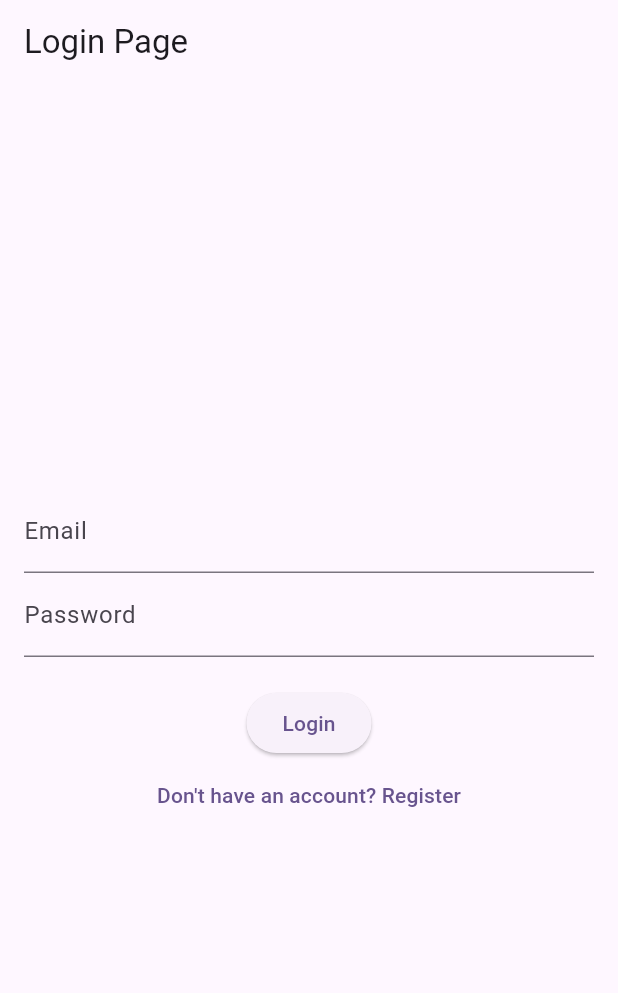
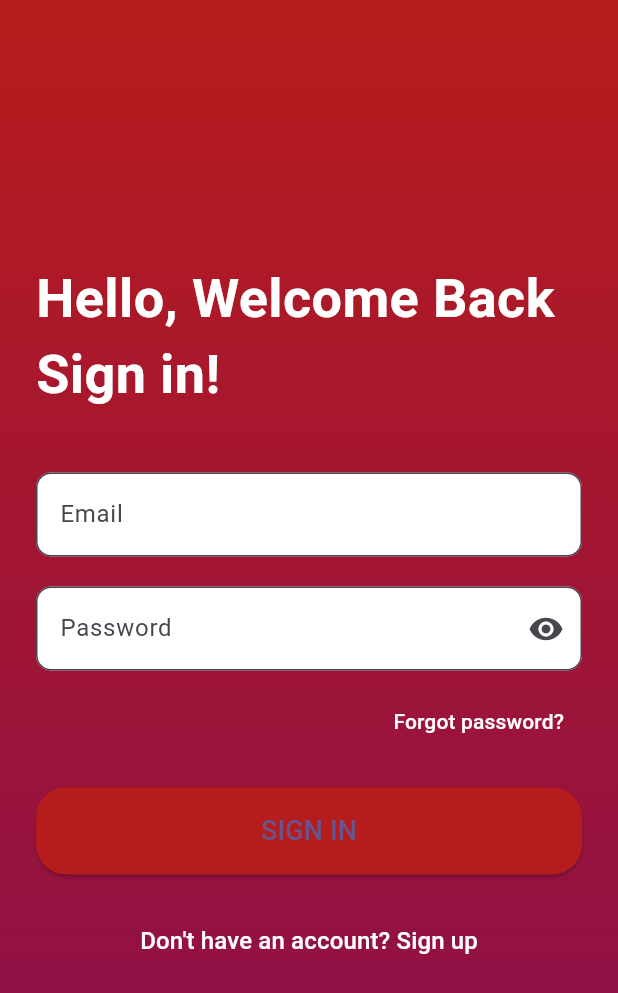
Before and after one commit to anisaaindraa/frontend-papb, a Flutter app: the screen it shows after launch, on a phone screen of 412 x 824 dp. Shown: the top 993 px of the screen. Run offline on Flutter 3.47's test engine with Material 3 defaults, Android fonts, the light colour scheme and no system bars.

Commit message:
fixed login page and fixed register page

```diff
--- a/lib/login_page.dart
+++ b/lib/login_page.dart
@@ -12,20 +12,22 @@ class LoginPage extends StatefulWidget {
 class _LoginPageState extends State<LoginPage> {
   final TextEditingController _emailController = TextEditingController();
   final TextEditingController _passwordController = TextEditingController();
+  bool _obscureText = true; // Untuk menyembunyikan atau menampilkan password
 
+  // Fungsi untuk proses login
   void _login() {
     // Dummy login check
     if (_emailController.text == 'admin' &&
         _passwordController.text == 'password') {
-      // Navigate to home page with navigation bar if login is successful
+      // Jika login berhasil, navigasi ke HomePageWithNav
       Navigator.pushReplacement(
         context,
         MaterialPageRoute(
-            builder: (context) =>
-                const HomePageWithNav()), // Pindah ke HomePageWithNav
+          builder: (context) => const HomePageWithNav(),
+        ),
       );
     } else {
-      // Show error if login fails
+      // Menampilkan dialog jika login gagal
       showDialog(
         context: context,
         builder: (context) {
@@ -49,39 +51,124 @@ class _LoginPageState extends State<LoginPage> {
   @override
   Widget build(BuildContext context) {
     return Scaffold(
-      appBar: AppBar(
-        title: const Text('Login Page'),
+      body: Container(
+        decoration: const BoxDecoration(
+          gradient: LinearGradient(
+            begin: Alignment.topCenter,
+            end: Alignment.bottomCenter,
+            colors: [
+              Color(0xFFB71C1C),
+              Color(0xFF880E4F)
+            ], // Gradien warna merah
           ),
-      body: Padding(
-        padding: const EdgeInsets.all(16.0),
+        ),
+        child: Center(
+          child: Padding(
+            padding: const EdgeInsets.symmetric(horizontal: 24.0),
             child: Column(
-          mainAxisAlignment: MainAxisAlignment.center,
+              mainAxisSize: MainAxisSize.min,
+              crossAxisAlignment: CrossAxisAlignment.start,
               children: <Widget>[
+                const Text(
+                  'Hello, Welcome Back\nSign in!',
+                  style: TextStyle(
+                    fontSize: 36,
+                    fontWeight: FontWeight.bold,
+                    color: Colors.white, // Warna teks
+                  ),
+                ),
+                const SizedBox(height: 40),
                 TextField(
                   controller: _emailController,
-              decoration: const InputDecoration(labelText: 'Email'),
+                  decoration: InputDecoration(
+                    labelText: 'Email',
+                    hintText: 'youremail@gmail.com',
+                    filled: true,
+                    fillColor: Colors.white,
+                    border: OutlineInputBorder(
+                      borderRadius: BorderRadius.circular(10),
                     ),
+                  ),
+                ),
+                const SizedBox(height: 20),
                 TextField(
                   controller: _passwordController,
-              decoration: const InputDecoration(labelText: 'Password'),
-              obscureText: true,
+                  obscureText:
+                      _obscureText, // Status password apakah disembunyikan atau tidak
+                  decoration: InputDecoration(
+                    labelText: 'Password',
+                    hintText: 'Your Password',
+                    filled: true,
+                    fillColor: Colors.white,
+                    border: OutlineInputBorder(
+                      borderRadius: BorderRadius.circular(10),
+                    ),
+                    suffixIcon: IconButton(
+                      icon: Icon(
+                        _obscureText ? Icons.visibility : Icons.visibility_off,
+                      ),
+                      onPressed: () {
+                        setState(() {
+                          _obscureText = !_obscureText; // Toggle view password
+                        });
+                      },
+                    ),
+                  ),
+                ),
+                const SizedBox(height: 10),
+                Align(
+                  alignment: Alignment.centerRight,
+                  child: TextButton(
+                    onPressed: () {
+                      // Logika untuk lupa password bisa ditambahkan di sini
+                    },
+                    child: const Text(
+                      'Forgot password?',
+                      style: TextStyle(color: Colors.white),
+                    ),
+                  ),
                 ),
                 const SizedBox(height: 20),
                 ElevatedButton(
                   onPressed: _login,
-              child: const Text('Login'),
+                  style: ElevatedButton.styleFrom(
+                    padding: const EdgeInsets.symmetric(vertical: 16.0),
+                    backgroundColor: Colors.red[900],
+                    shape: RoundedRectangleBorder(
+                      borderRadius: BorderRadius.circular(20),
                     ),
-            TextButton(
+                  ),
+                  child: const Center(
+                    child: Text(
+                      'SIGN IN',
+                      style: TextStyle(fontSize: 18),
+                    ),
+                  ),
+                ),
+                const SizedBox(height: 20),
+                Center(
+                  child: TextButton(
                     onPressed: () {
-                // Navigate to register page
+                      // Navigasi ke halaman register
                       Navigator.push(
                         context,
-                  MaterialPageRoute(builder: (context) => const RegisterPage()),
+                        MaterialPageRoute(
+                          builder: (context) => const RegisterPage(),
+                        ),
                       );
                     },
-              child: const Text('Don\'t have an account? Register'),
+                    child: const Text(
+                      'Don\'t have an account? Sign up',
+                      style: TextStyle(
+                        color: Colors.white,
+                        fontSize: 16,
+                      ),
+                    ),
+                  ),
                 ),
               ],
+            ),
+          ),
         ),
       ),
     );
--- a/lib/main.dart
+++ b/lib/main.dart
@@ -14,7 +14,8 @@ class MyApp extends StatelessWidget {
   @override
   Widget build(BuildContext context) {
     return MaterialApp(
-      title: 'Flutter Demo',
+      debugShowCheckedModeBanner: false,
+      title: 'Dictionary Pad',
       theme: ThemeData(
         colorScheme: ColorScheme.fromSeed(seedColor: Colors.deepPurple),
         useMaterial3: true,
```
Also changed, not shown: lib/register_page.dart (+78 -13 lines). Lines whose indentation alone changed are shown as unchanged.
